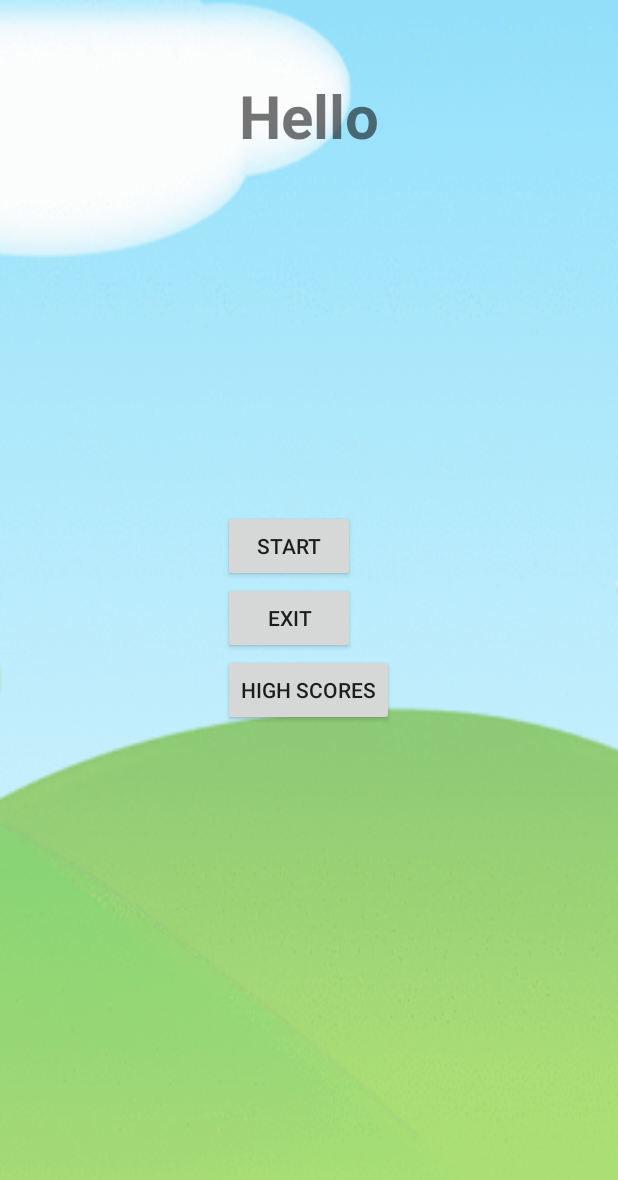
After one commit to Idans123/AndroidProject, an Android app: the layout menu_activity.xml on its own in the app's theme, with its tools: preview values and no code run, on a phone screen of 412 x 824 dp. The commit adds this screen. Shown: the top 1180 px of the screen. Run offline under Robolectric (Android 15) with nearby library versions, the phone set to English and light mode, and no system bars.

Commit message:
split MainActivity to MenuActivity

```diff
--- a/app/src/main/AndroidManifest.xml
+++ b/app/src/main/AndroidManifest.xml
@@ -9,7 +9,7 @@
         android:roundIcon="@mipmap/ic_launcher_round"
         android:supportsRtl="true"
         android:theme="@style/AppTheme">
-        <activity android:name=".MainActivity">
+        <activity android:name=".MainActivity" android:launchMode="singleInstance">
             <intent-filter>
                 <action android:name="android.intent.action.MAIN" />
 
@@ -18,6 +18,7 @@
         </activity>
         <activity android:name=".GameActivity" android:screenOrientation="portrait"></activity>
         <activity android:name=".HighScoresActivity"/>
+        <activity android:name=".MenuActivity" android:launchMode="singleInstance"/>
     </application>
 
 </manifest>
--- /dev/null
+++ b/app/src/main/res/layout/menu_activity.xml
@@ -0,0 +1,38 @@
+<?xml version="1.0" encoding="utf-8"?>
+<RelativeLayout xmlns:android="http://schemas.android.com/apk/res/android"
+    android:layout_width="match_parent" android:layout_height="match_parent">
+    <ImageView
+        style="@style/background"/>
+    <TextView
+        android:layout_width="wrap_content"
+        android:layout_height="wrap_content"
+        android:text="Hello"
+        android:textSize="40sp"
+        android:textStyle="bold"
+        android:layout_centerHorizontal="true"
+        android:layout_marginTop="50dp"
+        android:id="@+id/helloUserTV"/>
+    <RelativeLayout
+        android:layout_width="wrap_content"
+        android:layout_height="wrap_content"
+        android:id="@+id/buttonsRL"
+        android:layout_centerInParent="true">
+        <Button
+            android:layout_width="wrap_content"
+            android:layout_height="wrap_content"
+            android:id="@+id/startBtn"
+            android:text="Start"/>
+        <Button
+            android:layout_width="wrap_content"
+            android:layout_height="wrap_content"
+            android:id="@+id/exitBtn"
+            android:layout_below="@+id/startBtn"
+            android:text="Exit"/>
+        <Button
+            android:layout_width="wrap_content"
+            android:layout_height="wrap_content"
+            android:id="@+id/highScoresBtn"
+            android:layout_below="@+id/exitBtn"
+            android:text="High scores"/>
+    </RelativeLayout>
+</RelativeLayout>
```
Also changed, not shown: app/src/main/java/com/example/balloonsworld/MainActivity.java (+16 -38 lines), app/src/main/java/com/example/balloonsworld/MenuActivity.java (added, +74 -0 lines), app/src/main/res/layout/activity_main.xml (+4 -15 lines).
